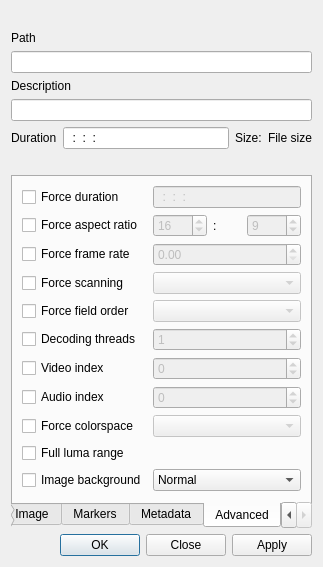
Before: the Qt Designer form src/ui/clipproperties_ui.ui in KDE/kdenlive, drawn with Qt 5.
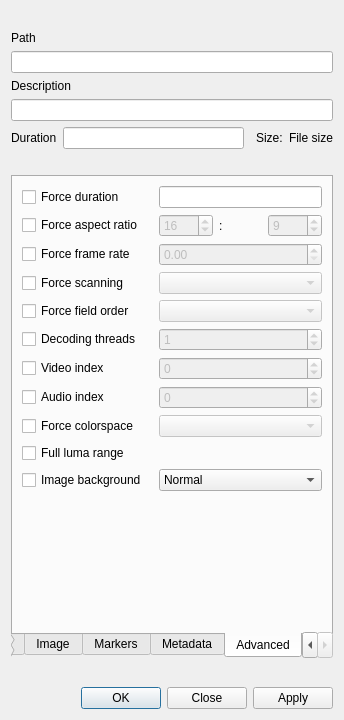
After: the same form once the commit is applied. The open tabs and pages were chosen to show the change. Custom widgets are drawn as their Qt base class.

Commit message: KRestrictedLine > QLineEdit

Patch:
```diff
--- a/src/ui/clipproperties_ui.ui
+++ b/src/ui/clipproperties_ui.ui
@@ -6,45 +6,52 @@
    <rect>
     <x>0</x>
     <y>0</y>
-    <width>323</width>
-    <height>557</height>
+    <width>344</width>
+    <height>720</height>
    </rect>
   </property>
   <property name="windowTitle">
    <string>Clip Properties</string>
   </property>
   <layout class="QGridLayout" name="gridLayout_2">
-   <item row="0" column="0" colspan="4">
+   <item row="0" column="0" colspan="5">
     <widget class="QLabel" name="clip_thumb">
      <property name="alignment">
       <set>Qt::AlignCenter</set>
      </property>
     </widget>
    </item>
-   <item row="1" column="0" colspan="4">
+   <item row="1" column="0" colspan="5">
     <widget class="QLabel" name="label_path">
      <property name="text">
       <string>Path</string>
      </property>
     </widget>
    </item>
-   <item row="2" column="0" colspan="4">
+   <item row="2" column="0" colspan="5">
     <widget class="QLineEdit" name="clip_path">
      <property name="readOnly">
       <bool>true</bool>
      </property>
     </widget>
    </item>
-   <item row="3" column="0" colspan="4">
+   <item row="3" column="0" colspan="5">
     <widget class="QLabel" name="label_description">
      <property name="text">
       <string>Description</string>
      </property>
     </widget>
    </item>
-   <item row="4" column="0" colspan="4">
+   <item row="4" column="0" colspan="5">
     <widget class="QLineEdit" name="clip_description"/>
    </item>
+   <item row="5" column="3">
+    <widget class="QLabel" name="label_size">
+     <property name="text">
+      <string>Size:</string>
+     </property>
+    </widget>
+   </item>
    <item row="5" column="0">
     <widget class="QLabel" name="label_duration">
      <property name="text">
@@ -52,28 +59,21 @@
      </property>
     </widget>
    </item>
-   <item row="5" column="1">
-    <widget class="KRestrictedLine" name="clip_duration">
-     <property name="inputMask">
-      <string>99:99:99:99; </string>
-     </property>
-    </widget>
-   </item>
-   <item row="5" column="2">
-    <widget class="QLabel" name="label_size">
-     <property name="text">
-      <string>Size:</string>
-     </property>
-    </widget>
-   </item>
-   <item row="5" column="3">
+   <item row="5" column="4">
     <widget class="QLabel" name="clip_filesize">
      <property name="text">
       <string>File size</string>
      </property>
     </widget>
    </item>
-   <item row="7" column="0" colspan="4">
+   <item row="6" column="0" colspan="5">
+    <widget class="KUrlLabel" name="clip_license">
+     <property name="text">
+      <string/>
+     </property>
+    </widget>
+   </item>
+   <item row="7" column="0" colspan="5">
     <widget class="QTabWidget" name="tabWidget">
      <property name="tabPosition">
       <enum>QTabWidget::South</enum>
@@ -226,11 +226,7 @@
        <item row="1" column="1">
         <layout class="QHBoxLayout" name="horizontalLayout_2">
          <item>
-          <widget class="KRestrictedLine" name="slide_duration">
-           <property name="inputMask">
-            <string>99:99:99:99; </string>
-           </property>
-          </widget>
+          <widget class="QLineEdit" name="slide_duration"/>
          </item>
          <item>
           <widget class="QSpinBox" name="slide_duration_frames">
@@ -270,11 +266,7 @@
        <item row="5" column="1" colspan="2">
         <layout class="QHBoxLayout" name="horizontalLayout">
          <item>
-          <widget class="KRestrictedLine" name="luma_duration">
-           <property name="inputMask">
-            <string>99:99:99:99; </string>
-           </property>
-          </widget>
+          <widget class="QLineEdit" name="luma_duration"/>
          </item>
          <item>
           <widget class="QSpinBox" name="luma_duration_frames">
@@ -487,8 +479,8 @@
        </item>
        <item row="1" column="3">
         <widget class="KSeparator" name="kseparator">
-         <property name="orientation">
-          <enum>Qt::Vertical</enum>
+         <property name="orientation" stdset="0">
+          <number>5</number>
          </property>
         </widget>
        </item>
@@ -642,7 +634,7 @@
        <string>Advanced</string>
       </attribute>
       <layout class="QGridLayout" name="gridLayout_3">
-       <item row="13" column="2">
+       <item row="13" column="3">
         <spacer name="verticalSpacer">
          <property name="orientation">
           <enum>Qt::Vertical</enum>
@@ -662,7 +654,7 @@
          </property>
         </widget>
        </item>
-       <item row="7" column="2">
+       <item row="7" column="3">
         <widget class="QSpinBox" name="clip_vindex">
          <property name="enabled">
           <bool>false</bool>
@@ -675,7 +667,7 @@
          </property>
         </widget>
        </item>
-       <item row="8" column="2">
+       <item row="8" column="3">
         <widget class="QSpinBox" name="clip_aindex">
          <property name="enabled">
           <bool>false</bool>
@@ -702,26 +694,6 @@
          </property>
         </widget>
        </item>
-       <item row="8" column="1">
-        <widget class="QCheckBox" name="clip_force_aindex">
-         <property name="text">
-          <string>Audio index</string>
-         </property>
-        </widget>
-       </item>
-       <item row="6" column="2">
-        <widget class="QSpinBox" name="clip_threads">
-         <property name="enabled">
-          <bool>false</bool>
-         </property>
-         <property name="maximum">
-          <number>4</number>
-         </property>
-         <property name="value">
-          <number>1</number>
-         </property>
-        </widget>
-       </item>
        <item row="3" column="1">
         <widget class="QCheckBox" name="clip_force_progressive">
          <property name="text">
@@ -729,6 +701,26 @@
          </property>
         </widget>
        </item>
+       <item row="6" column="3">
+        <widget class="QSpinBox" name="clip_threads">
+         <property name="enabled">
+          <bool>false</bool>
+         </property>
+         <property name="maximum">
+          <number>4</number>
+         </property>
+         <property name="value">
+          <number>1</number>
+         </property>
+        </widget>
+       </item>
+       <item row="8" column="1">
+        <widget class="QCheckBox" name="clip_force_aindex">
+         <property name="text">
+          <string>Audio index</string>
+         </property>
+        </widget>
+       </item>
        <item row="2" column="1">
         <widget class="QCheckBox" name="clip_force_framerate">
          <property name="text">
@@ -736,16 +728,6 @@
          </property>
         </widget>
        </item>
-       <item row="2" column="2">
-        <widget class="QDoubleSpinBox" name="clip_framerate">
-         <property name="enabled">
-          <bool>false</bool>
-         </property>
-         <property name="maximum">
-          <double>1000.0</double>
-         </property>
-        </widget>
-       </item>
        <item row="0" column="1">
         <widget class="QCheckBox" name="clip_force_out">
          <property name="text">
@@ -753,13 +735,13 @@
          </property>
         </widget>
        </item>
-       <item row="0" column="2">
-        <widget class="KRestrictedLine" name="clip_out">
+       <item row="2" column="3">
+        <widget class="QDoubleSpinBox" name="clip_framerate">
          <property name="enabled">
           <bool>false</bool>
          </property>
-         <property name="inputMask">
-          <string>99:99:99:99; </string>
+         <property name="maximum">
+          <double>1000.000000000000000</double>
          </property>
         </widget>
        </item>
@@ -770,21 +752,35 @@
          </property>
         </widget>
        </item>
-       <item row="9" column="2">
+       <item row="9" column="3">
         <widget class="KComboBox" name="clip_colorspace">
          <property name="enabled">
           <bool>false</bool>
          </property>
         </widget>
        </item>
-       <item row="10" column="1" colspan="2">
+       <item row="5" column="1">
+        <widget class="QCheckBox" name="clip_force_fieldorder">
+         <property name="text">
+          <string>Force field order</string>
+         </property>
+        </widget>
+       </item>
+       <item row="10" column="1" colspan="3">
         <widget class="QCheckBox" name="clip_full_luma">
          <property name="text">
           <string>Full luma range</string>
          </property>
         </widget>
        </item>
-       <item row="1" column="2">
+       <item row="5" column="3">
+        <widget class="KComboBox" name="clip_fieldorder">
+         <property name="enabled">
+          <bool>false</bool>
+         </property>
+        </widget>
+       </item>
+       <item row="1" column="3">
         <layout class="QHBoxLayout" name="horizontalLayout_aspect">
          <item>
           <widget class="QSpinBox" name="clip_ar_num">
@@ -827,20 +823,6 @@
          </item>
         </layout>
        </item>
-       <item row="5" column="1">
-        <widget class="QCheckBox" name="clip_force_fieldorder">
-         <property name="text">
-          <string>Force field order</string>
-         </property>
-        </widget>
-       </item>
-       <item row="5" column="2">
-        <widget class="KComboBox" name="clip_fieldorder">
-         <property name="enabled">
-          <bool>false</bool>
-         </property>
-        </widget>
-       </item>
        <item row="11" column="1">
         <widget class="QCheckBox" name="clip_force_transparency">
          <property name="text">
@@ -848,7 +830,7 @@
          </property>
         </widget>
        </item>
-       <item row="11" column="2">
+       <item row="11" column="3">
         <widget class="KComboBox" name="clip_transparency">
          <item>
           <property name="text">
@@ -862,18 +844,21 @@
          </item>
         </widget>
        </item>
-       <item row="3" column="2">
+       <item row="3" column="3">
         <widget class="KComboBox" name="clip_progressive">
          <property name="enabled">
           <bool>false</bool>
          </property>
         </widget>
        </item>
+       <item row="0" column="3">
+        <widget class="QLineEdit" name="clip_out"/>
+       </item>
       </layout>
      </widget>
     </widget>
    </item>
-   <item row="8" column="1" colspan="2">
+   <item row="8" column="2" colspan="2">
     <spacer name="verticalSpacer_4">
      <property name="orientation">
       <enum>Qt::Vertical</enum>
@@ -886,7 +871,7 @@
      </property>
     </spacer>
    </item>
-   <item row="9" column="0" colspan="4">
+   <item row="9" column="0" colspan="5">
     <widget class="QDialogButtonBox" name="buttonBox">
      <property name="orientation">
       <enum>Qt::Horizontal</enum>
@@ -896,12 +881,8 @@
      </property>
     </widget>
    </item>
-   <item row="6" column="0" colspan="4">
-    <widget class="KUrlLabel" name="clip_license">
-     <property name="text">
-      <string/>
-     </property>
-    </widget>
+   <item row="5" column="1">
+    <widget class="QLineEdit" name="clip_duration"/>
    </item>
   </layout>
  </widget>
@@ -916,11 +897,6 @@
    <extends>QComboBox</extends>
    <header>kcombobox.h</header>
   </customwidget>
-  <customwidget>
-   <class>QLineEdit</class>
-   <extends>QLineEdit</extends>
-   <header>klineedit.h</header>
-  </customwidget>
   <customwidget>
    <class>KSeparator</class>
    <extends>QFrame</extends>
@@ -931,11 +907,6 @@
    <extends>QLabel</extends>
    <header>kurllabel.h</header>
   </customwidget>
-  <customwidget>
-   <class>KRestrictedLine</class>
-   <extends>QLineEdit</extends>
-   <header>krestrictedline.h</header>
-  </customwidget>
  </customwidgets>
  <resources/>
  <connections>
```
Left out of the diff: 1 changed line with no effect on the pictures. The commit also changes 3 other files.
